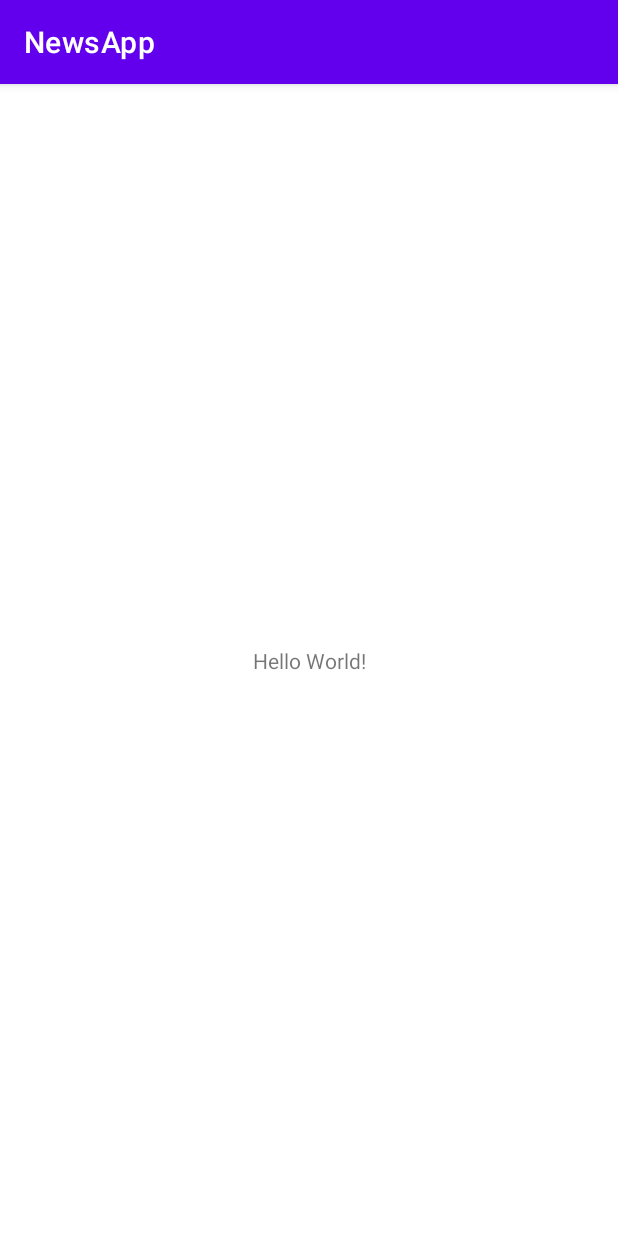
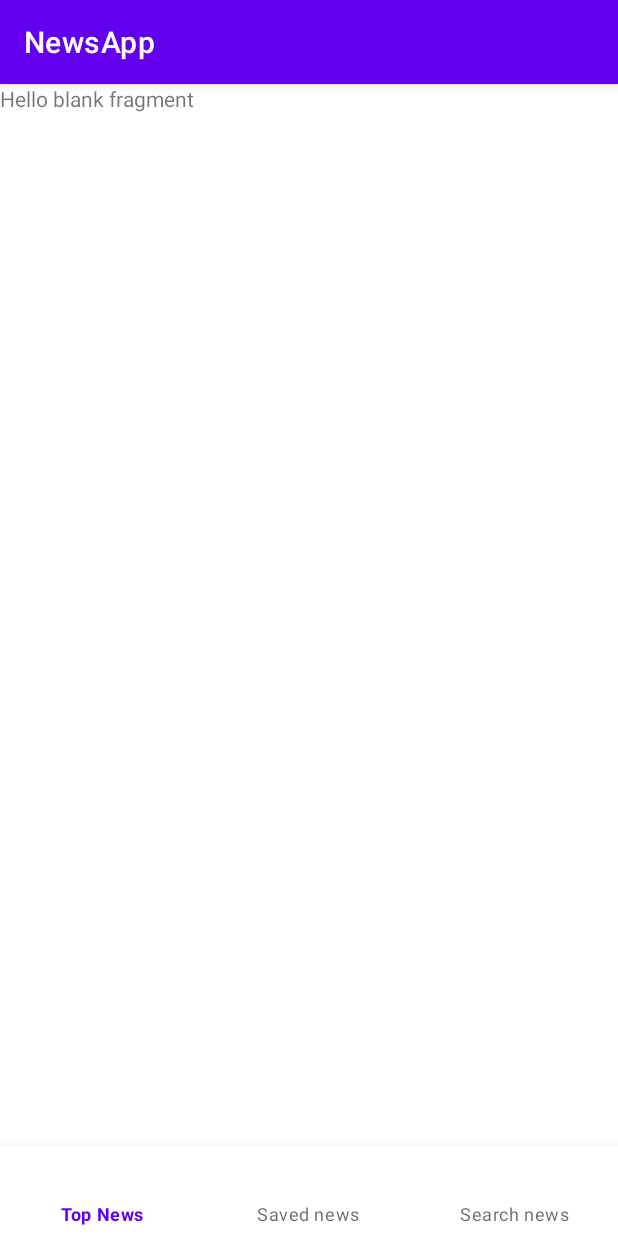
Before and after one commit to beslimir/NewsApp, an Android app: the screen it shows after launch (NewsActivity), on a phone screen of 412 x 824 dp. Run offline under Robolectric (Android 15) with nearby library versions, the phone set to English and light mode, and no system bars; our stand-ins replace navigation-ui; 1 statement that could not run was skipped.

Commit message:
Start bottom navigation

```diff
--- a/app/build.gradle
+++ b/app/build.gradle
@@ -41,6 +41,7 @@ dependencies {
     implementation 'androidx.appcompat:appcompat:1.3.1'
     implementation 'com.google.android.material:material:1.4.0'
     implementation 'androidx.constraintlayout:constraintlayout:2.1.0'
+    implementation 'androidx.legacy:legacy-support-v4:1.0.0'
     testImplementation 'junit:junit:4.+'
     androidTestImplementation 'androidx.test.ext:junit:1.1.3'
     androidTestImplementation 'androidx.test.espresso:espresso-core:3.4.0'
--- a/app/src/main/java/com/example/newsapp/NewsActivity.kt
+++ b/app/src/main/java/com/example/newsapp/NewsActivity.kt
@@ -1,11 +1,16 @@
 package com.example.newsapp
 
+import android.os.Bundle
 import androidx.appcompat.app.AppCompatActivity
-import android.os.Bundle
+import androidx.navigation.fragment.findNavController
+import androidx.navigation.ui.setupWithNavController
+import kotlinx.android.synthetic.main.activity_main.*
 
 class NewsActivity : AppCompatActivity() {
     override fun onCreate(savedInstanceState: Bundle?) {
         super.onCreate(savedInstanceState)
         setContentView(R.layout.activity_main)
+
+        bottomNavigationMenu.setupWithNavController(navHostFragment.findNavController())
     }
 }
--- /dev/null
+++ b/app/src/main/java/com/example/newsapp/SavedNewsFragment.kt
@@ -0,0 +1,19 @@
+package com.example.newsapp
+
+import android.os.Bundle
+import androidx.fragment.app.Fragment
+import android.view.LayoutInflater
+import android.view.View
+import android.view.ViewGroup
+
+class SavedNewsFragment : Fragment() {
+
+    override fun onCreateView(
+        inflater: LayoutInflater, container: ViewGroup?,
+        savedInstanceState: Bundle?
+    ): View? {
+
+        return inflater.inflate(R.layout.fragment_saved_news, container, false)
+    }
+
+}
--- /dev/null
+++ b/app/src/main/java/com/example/newsapp/SearchNewsFragment.kt
@@ -0,0 +1,19 @@
+package com.example.newsapp
+
+import android.os.Bundle
+import androidx.fragment.app.Fragment
+import android.view.LayoutInflater
+import android.view.View
+import android.view.ViewGroup
+
+class SearchNewsFragment : Fragment() {
+
+    override fun onCreateView(
+        inflater: LayoutInflater, container: ViewGroup?,
+        savedInstanceState: Bundle?
+    ): View? {
+
+        return inflater.inflate(R.layout.fragment_search_news, container, false)
+    }
+
+}
--- /dev/null
+++ b/app/src/main/java/com/example/newsapp/TopNewsFragment.kt
@@ -0,0 +1,19 @@
+package com.example.newsapp
+
+import android.os.Bundle
+import androidx.fragment.app.Fragment
+import android.view.LayoutInflater
+import android.view.View
+import android.view.ViewGroup
+
+class TopNewsFragment : Fragment() {
+
+    override fun onCreateView(
+        inflater: LayoutInflater, container: ViewGroup?,
+        savedInstanceState: Bundle?
+    ): View? {
+
+        return inflater.inflate(R.layout.fragment_top_news, container, false)
+    }
+
+}
--- a/app/src/main/res/layout/activity_main.xml
+++ b/app/src/main/res/layout/activity_main.xml
@@ -6,13 +6,23 @@
     android:layout_height="match_parent"
     tools:context=".NewsActivity">
 
-    <TextView
+    <fragment
+        android:id="@+id/navHostFragment"
+        android:name="androidx.navigation.fragment.NavHostFragment"
+        android:layout_width="match_parent"
+        android:layout_height="match_parent"
+        app:defaultNavHost="true"
+        app:navGraph="@navigation/nav_graph"
+        tools:layout_editor_absoluteX="1dp"
+        tools:layout_editor_absoluteY="1dp" />
+
+    <com.google.android.material.bottomnavigation.BottomNavigationView
+        android:id="@+id/bottomNavigationMenu"
         android:layout_width="wrap_content"
-        android:layout_height="wrap_content"
-        android:text="Hello World!"
-        app:layout_constraintBottom_toBottomOf="parent"
-        app:layout_constraintLeft_toLeftOf="parent"
-        app:layout_constraintRight_toRightOf="parent"
-        app:layout_constraintTop_toTopOf="parent" />
+        android:layout_height="60dp"
+        app:layout_constraintBottom_toBottomOf="@+id/navHostFragment"
+        app:layout_constraintEnd_toEndOf="parent"
+        app:layout_constraintStart_toStartOf="parent"
+        app:menu="@menu/bottom_menu"/>
 
 </androidx.constraintlayout.widget.ConstraintLayout>
--- /dev/null
+++ b/app/src/main/res/layout/fragment_saved_news.xml
@@ -0,0 +1,14 @@
+<?xml version="1.0" encoding="utf-8"?>
+<FrameLayout xmlns:android="http://schemas.android.com/apk/res/android"
+    xmlns:tools="http://schemas.android.com/tools"
+    android:layout_width="match_parent"
+    android:layout_height="match_parent"
+    tools:context=".SavedNewsFragment">
+
+    <!-- TODO: Update blank fragment layout -->
+    <TextView
+        android:layout_width="match_parent"
+        android:layout_height="match_parent"
+        android:text="Saved news fragment" />
+
+</FrameLayout>
--- /dev/null
+++ b/app/src/main/res/layout/fragment_search_news.xml
@@ -0,0 +1,14 @@
+<?xml version="1.0" encoding="utf-8"?>
+<FrameLayout xmlns:android="http://schemas.android.com/apk/res/android"
+    xmlns:tools="http://schemas.android.com/tools"
+    android:layout_width="match_parent"
+    android:layout_height="match_parent"
+    tools:context=".SearchNewsFragment">
+
+    <!-- TODO: Update blank fragment layout -->
+    <TextView
+        android:layout_width="match_parent"
+        android:layout_height="match_parent"
+        android:text="@string/hello_blank_fragment" />
+
+</FrameLayout>
--- /dev/null
+++ b/app/src/main/res/layout/fragment_top_news.xml
@@ -0,0 +1,14 @@
+<?xml version="1.0" encoding="utf-8"?>
+<FrameLayout xmlns:android="http://schemas.android.com/apk/res/android"
+    xmlns:tools="http://schemas.android.com/tools"
+    android:layout_width="match_parent"
+    android:layout_height="match_parent"
+    tools:context=".TopNewsFragment">
+
+    <!-- TODO: Update blank fragment layout -->
+    <TextView
+        android:layout_width="match_parent"
+        android:layout_height="match_parent"
+        android:text="@string/hello_blank_fragment" />
+
+</FrameLayout>
--- /dev/null
+++ b/app/src/main/res/menu/bottom_menu.xml
@@ -0,0 +1,16 @@
+<?xml version="1.0" encoding="utf-8"?>
+<menu xmlns:android="http://schemas.android.com/apk/res/android">
+
+    <item
+        android:id="@+id/topNewsFragment"
+        android:title="Top News" />
+
+    <item
+        android:id="@+id/savedNewsFragment"
+        android:title="Saved news" />
+
+    <item
+        android:id="@+id/searchNewsFragment"
+        android:title="Search news" />
+
+</menu>
--- /dev/null
+++ b/app/src/main/res/navigation/nav_graph.xml
@@ -0,0 +1,38 @@
+<?xml version="1.0" encoding="utf-8"?>
+<navigation xmlns:android="http://schemas.android.com/apk/res/android"
+    xmlns:app="http://schemas.android.com/apk/res-auto"
+    xmlns:tools="http://schemas.android.com/tools"
+    android:id="@+id/nav_graph"
+    app:startDestination="@id/topNewsFragment">
+    <fragment
+        android:id="@+id/topNewsFragment"
+        android:name="com.example.newsapp.TopNewsFragment"
+        android:label="fragment_top_news"
+        tools:layout="@layout/fragment_top_news" >
+        <action
+            android:id="@+id/action_topNewsFragment_to_savedNewsFragment"
+            app:destination="@id/savedNewsFragment"
+            app:enterAnim="@anim/push_right_in"
+            app:exitAnim="@anim/push_left_out"
+            app:popEnterAnim="@anim/push_left_in"
+            app:popExitAnim="@anim/push_right_out" />
+    </fragment>
+    <fragment
+        android:id="@+id/savedNewsFragment"
+        android:name="com.example.newsapp.SavedNewsFragment"
+        android:label="fragment_saved_news"
+        tools:layout="@layout/fragment_saved_news" >
+        <action
+            android:id="@+id/action_savedNewsFragment_to_searchNewsFragment"
+            app:destination="@id/searchNewsFragment"
+            app:enterAnim="@anim/push_right_in"
+            app:exitAnim="@anim/push_left_out"
+            app:popEnterAnim="@anim/push_left_in"
+            app:popExitAnim="@anim/push_right_out" />
+    </fragment>
+    <fragment
+        android:id="@+id/searchNewsFragment"
+        android:name="com.example.newsapp.SearchNewsFragment"
+        android:label="fragment_search_news"
+        tools:layout="@layout/fragment_search_news" />
+</navigation>
--- a/app/src/main/res/values/strings.xml
+++ b/app/src/main/res/values/strings.xml
@@ -1,3 +1,5 @@
 <resources>
     <string name="app_name">NewsApp</string>
+    <!-- TODO: Remove or change this placeholder text -->
+    <string name="hello_blank_fragment">Hello blank fragment</string>
 </resources>
```
